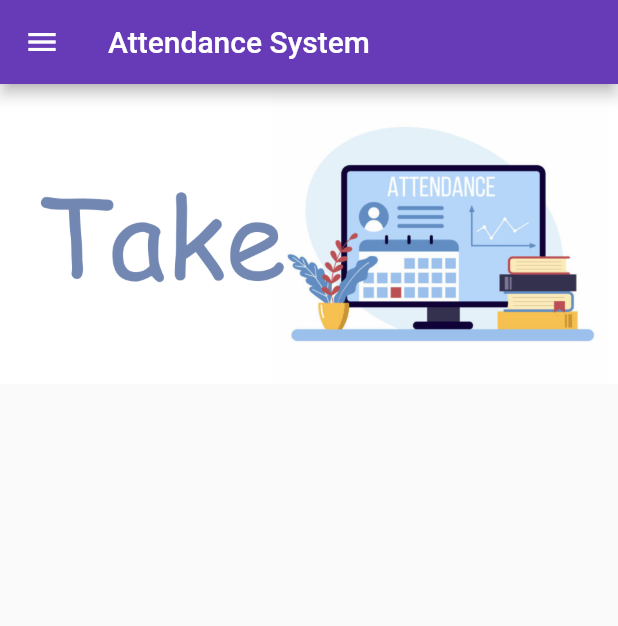
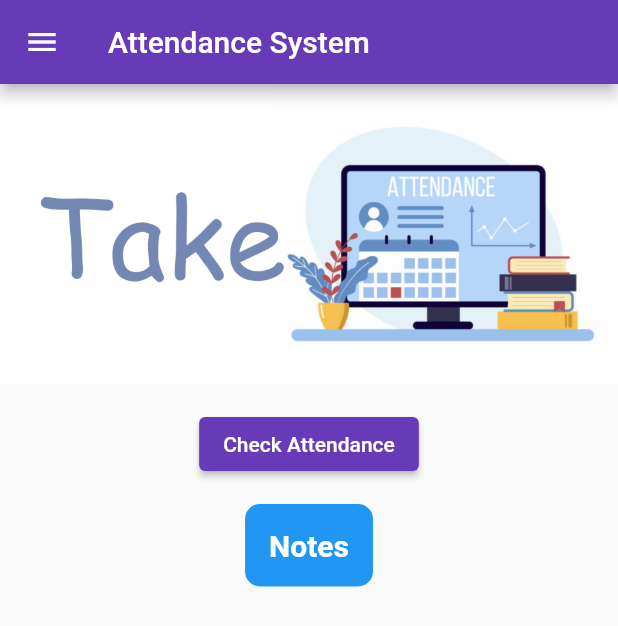
Before and after one commit to Face-Rec-Attendance-system/Flutter_App, a Flutter app: the HomePage screen opened by its route, on a phone screen of 412 x 824 dp. Shown: the top 626 px of the screen. Run offline on Flutter 3.47's test engine with Material 2 defaults, Android fonts, the phone set to English and light mode, and no system bars; our stand-ins replace file_picker, flutter_spinkit, image_picker.

Commit message:
major changes

```diff
--- a/lib/main.dart
+++ b/lib/main.dart
@@ -19,7 +19,8 @@ class MainApp extends StatelessWidget {
       routes:{
         "/":(context) => LoginPage(),
         MyRoutes.HomeRoute:(context) => HomePage(),
-        MyRoutes.LoginRoute: (context) => LoginPage()
+        MyRoutes.LoginRoute: (context) => LoginPage(),
+
       }
     );
   }
--- a/lib/pages/home.dart
+++ b/lib/pages/home.dart
@@ -1,21 +1,77 @@
-// ignore_for_file: prefer_const_declarations, prefer_const_constructors, avoid_unnecessary_containers, use_key_in_widget_constructors
+// ignore_for_file: prefer_const_declarations, prefer_const_constructors, avoid_unnecessary_containers, use_key_in_widget_constructors, unused_local_variable
 
 import 'package:flutter/material.dart';
 import '../widgets/drawer.dart';
 import '../widgets/mycontainer.dart';
+import 'notes.dart';
+import 'checkattendance.dart'; // Import your CheckAttendance class
 
 class HomePage extends StatelessWidget {
-
   @override
   Widget build(BuildContext context) {
     final int days = 69;
     return Scaffold(
-        appBar: AppBar(
-          title: Text("Attendance System"),
-        ),
-        body: Container(
-          child: MyContainer()),
-        drawer: MyDrawer(),
-      );
+      appBar: AppBar(
+        title: Text("Attendance System"),
+      ),
+      body: Column(
+        children: [
+          MyContainer(),
+          SizedBox(height: 16.0),
+          ElevatedButton(
+            onPressed: () {
+              // Navigate to the CheckAttendance page
+              Navigator.push(
+                context,
+                MaterialPageRoute(builder: (context) => CheckAttendance()),
+              );
+            },
+            child: Text("Check Attendance"),
+          ),
+          SizedBox(height: 16.0),
+          GestureDetector(
+            onTap: () {
+              // Navigate to the Notes page (ClassroomScreen)
+              Navigator.push(
+                context,
+                MaterialPageRoute(builder: (context) => ClassroomScreen()),
+              );
+            },
+            child: Container(
+              padding: EdgeInsets.all(16.0),
+              decoration: BoxDecoration(
+                color: Colors.blue,
+                borderRadius: BorderRadius.circular(10.0),
+              ),
+              child: Text(
+                "Notes",
+                style: TextStyle(
+                  fontSize: 20,
+                  fontWeight: FontWeight.bold,
+                  color: Colors.white,
+                ),
+              ),
+            ),
+          ),
+        ],
+      ),
+      drawer: MyDrawer(),
+    );
   }
 }
+
+// Your MyContainer and MyDrawer classes go here
+
+class ClassroomScreen extends StatelessWidget {
+  @override
+  Widget build(BuildContext context) {
+    return Scaffold(
+      appBar: AppBar(
+        title: Text("Classroom"),
+      ),
+      body: Center(
+        child: Text("Classroom Screen"),
+      ),
+    );
+  }
+}
--- a/lib/utils/routes.dart
+++ b/lib/utils/routes.dart
@@ -1,7 +1,10 @@
+// ignore_for_file: non_constant_identifier_names
+
 class MyRoutes{
-  // ignore: non_constant_identifier_names
+
   static String LoginRoute = "/login";
-  // ignore: non_constant_identifier_names
+
   static String HomeRoute = "/home";
 
+  static String NotesRoute ="/notes";
 }
--- a/pubspec.yaml
+++ b/pubspec.yaml
@@ -12,6 +12,7 @@ dependencies:
   image_picker: ^0.8.4+2
   http: ^0.13.4
   flutter_spinkit: ^5.1.0
+  file_picker: ^5.2.0
   # The following adds the Cupertino Icons font to your application.
   # Use with the CupertinoIcons class for iOS style icons.
   cupertino_icons: ^1.0.1
```
Also changed, not shown: lib/pages/checkattendance.dart (added, +71 -0 lines), lib/pages/notes.dart (added, +284 -0 lines), lib/widgets/form.dart (+22 -11 lines), flutter_01.png (added), pubspec.lock.
